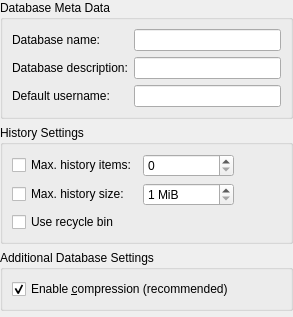
Above: src/gui/dbsettings/DatabaseSettingsWidgetGeneral.ui from lhark/keepassxc before the change. Below: the same form after it.
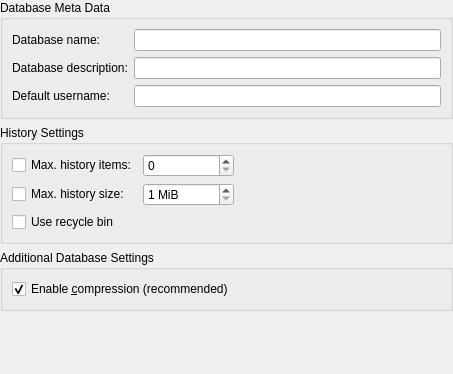
That is the form after the change.

Diff of the .ui file:
```diff
--- a/src/gui/dbsettings/DatabaseSettingsWidgetGeneral.ui
+++ b/src/gui/dbsettings/DatabaseSettingsWidgetGeneral.ui
@@ -6,10 +6,22 @@
    <rect>
     <x>0</x>
     <y>0</y>
-    <width>293</width>
-    <height>317</height>
+    <width>453</width>
+    <height>374</height>
    </rect>
   </property>
+  <property name="sizePolicy">
+   <sizepolicy hsizetype="MinimumExpanding" vsizetype="Preferred">
+    <horstretch>0</horstretch>
+    <verstretch>0</verstretch>
+   </sizepolicy>
+  </property>
+  <property name="minimumSize">
+   <size>
+    <width>450</width>
+    <height>0</height>
+   </size>
+  </property>
   <layout class="QVBoxLayout" name="verticalLayout">
    <property name="leftMargin">
     <number>0</number>
```
